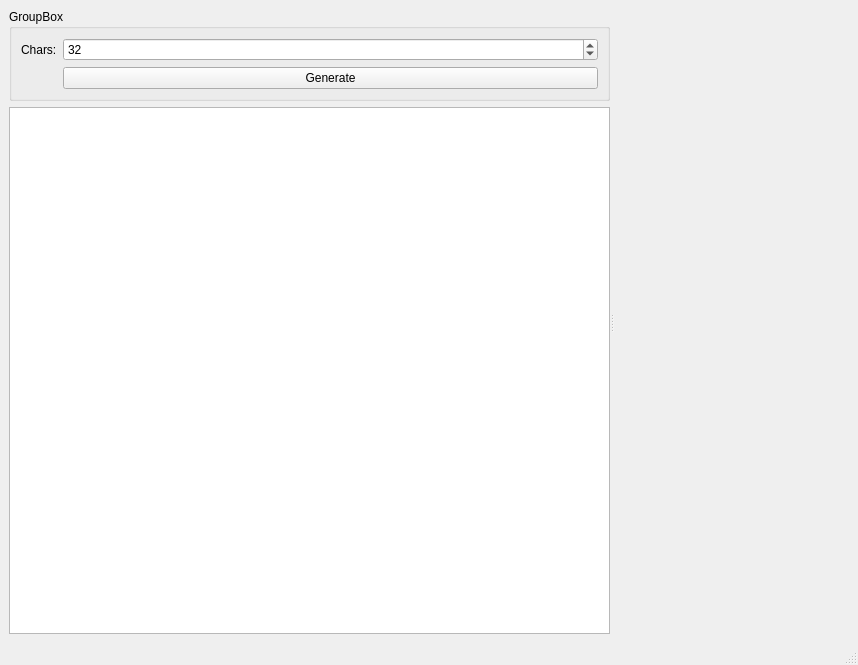
Qt form src/ui/mainwindow.ui (krug-vadim/qrator) before a commit.
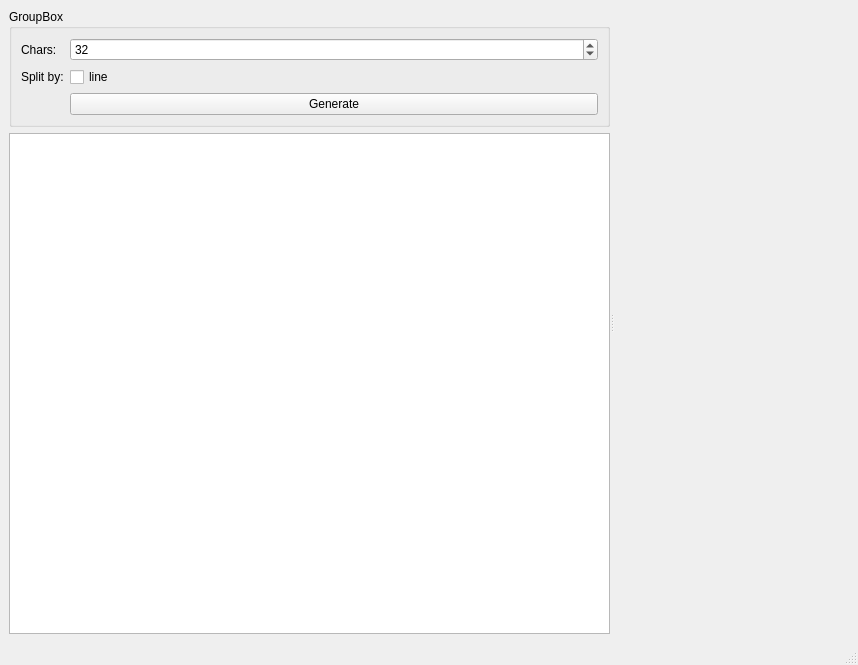
The same form after that commit. Custom widgets are drawn as their Qt base class.

Commit message: split by new line

Patch:
```diff
--- a/src/ui/mainwindow.ui
+++ b/src/ui/mainwindow.ui
@@ -48,13 +48,27 @@
              </property>
             </widget>
            </item>
-           <item row="1" column="1">
+           <item row="2" column="1">
             <widget class="QPushButton" name="generateButton">
              <property name="text">
               <string>Generate</string>
              </property>
             </widget>
            </item>
+           <item row="1" column="1">
+            <widget class="QCheckBox" name="splitByLineChechBox">
+             <property name="text">
+              <string>line</string>
+             </property>
+            </widget>
+           </item>
+           <item row="1" column="0">
+            <widget class="QLabel" name="label">
+             <property name="text">
+              <string>Split by:</string>
+             </property>
+            </widget>
+           </item>
           </layout>
          </widget>
         </item>
```
The commit also changes 2 other files.
